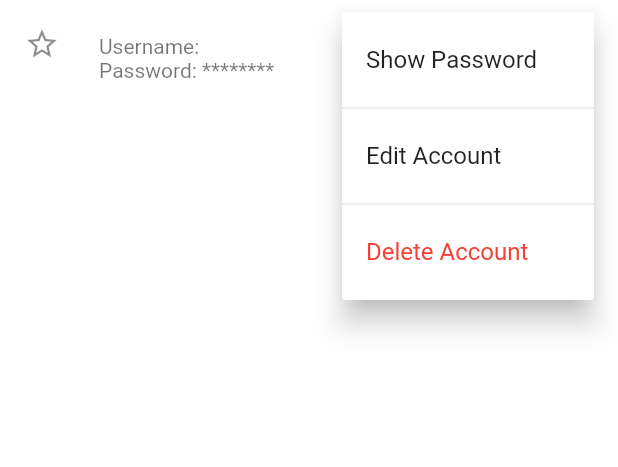
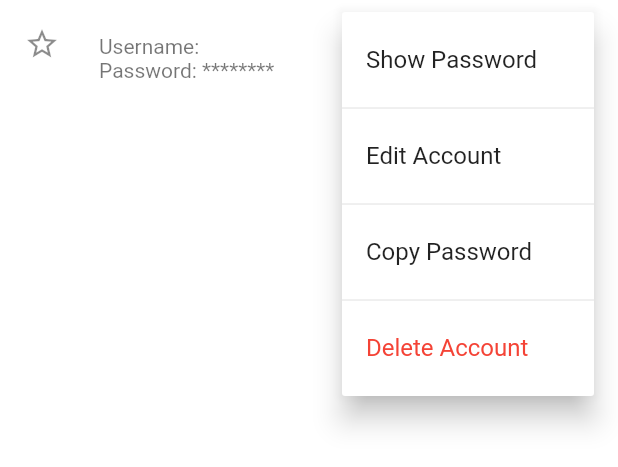
Before and after one commit to dcasas1/tesscuro, a Flutter app: the AccountList widget shown alone on an empty page, opened directly with empty values, after a tap on the "more vert" icon, on a phone screen of 412 x 824 dp. Shown: the top 467 px of the screen. Run offline on Flutter 3.47's test engine with Material 2 defaults, Android fonts, the phone set to English and light mode, and no system bars; our stand-ins replace adaptive_theme, cloud_firestore, firebase_auth, firebase_core, flutter_pw_validator; missing offline and left inert: libcrypto, random_password_generator; accounts and stored records are empty.

Commit message:
added in another option to the drop down menut to copy password to clipboard

```diff
--- a/lib/widgets/accounts/account_item.dart
+++ b/lib/widgets/accounts/account_item.dart
@@ -11,6 +11,7 @@ enum AccountOptions {
   passVisible,
   passInvisible,
   editAccount,
+  copyPass,
   deleteAccount,
 }
 
@@ -194,6 +195,12 @@ class _AccountListState extends State<AccountList> {
               } else if (selection == AccountOptions.editAccount) {
                 Navigator.of(context)
                     .pushNamed(EditSettings.routeName, arguments: widget.docId);
+              } else if (selection == AccountOptions.copyPass) {
+                Clipboard.setData(ClipboardData(text: pass));
+                ScaffoldMessenger.of(context).showSnackBar(SnackBar(
+                  content: Text('Password for ${widget.siteName} Copied!'),
+                  duration: const Duration(seconds: 2),
+                ));
               } else {
                 showDialog(
                   context: context,
@@ -242,6 +249,11 @@ class _AccountListState extends State<AccountList> {
             ),
             const PopupMenuDivider(),
             const PopupMenuItem(
+              value: AccountOptions.copyPass,
+              child: Text("Copy Password"),
+            ),
+            const PopupMenuDivider(),
+            const PopupMenuItem(
               value: AccountOptions.deleteAccount,
               child: Text(
                 'Delete Account',
```
